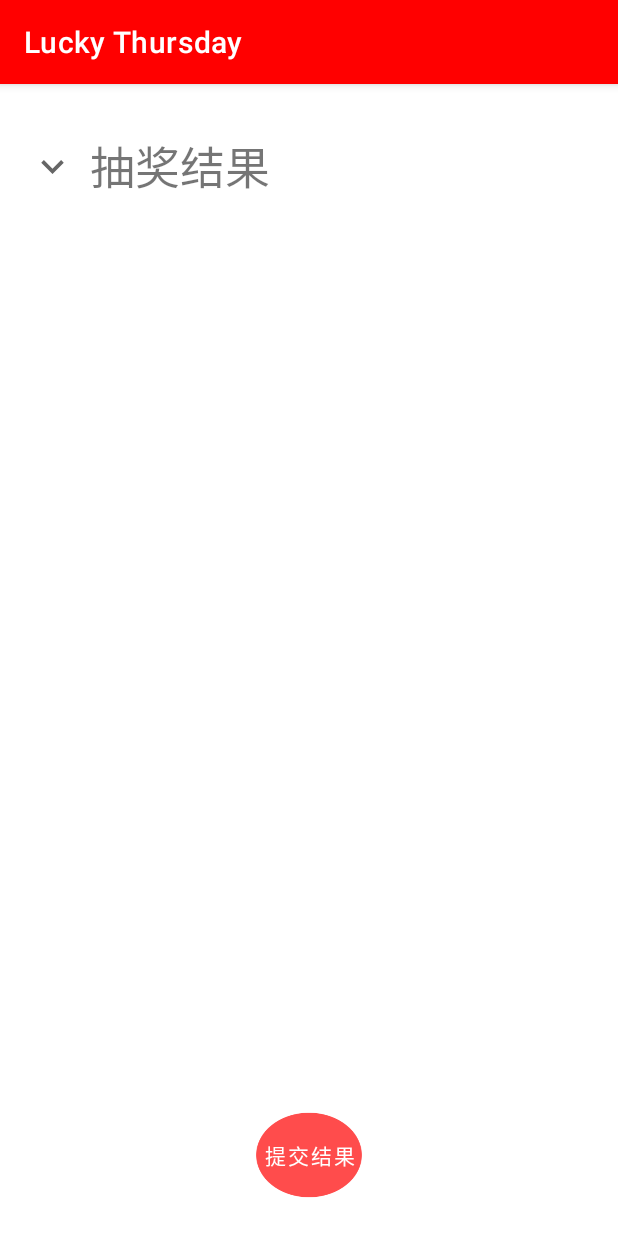
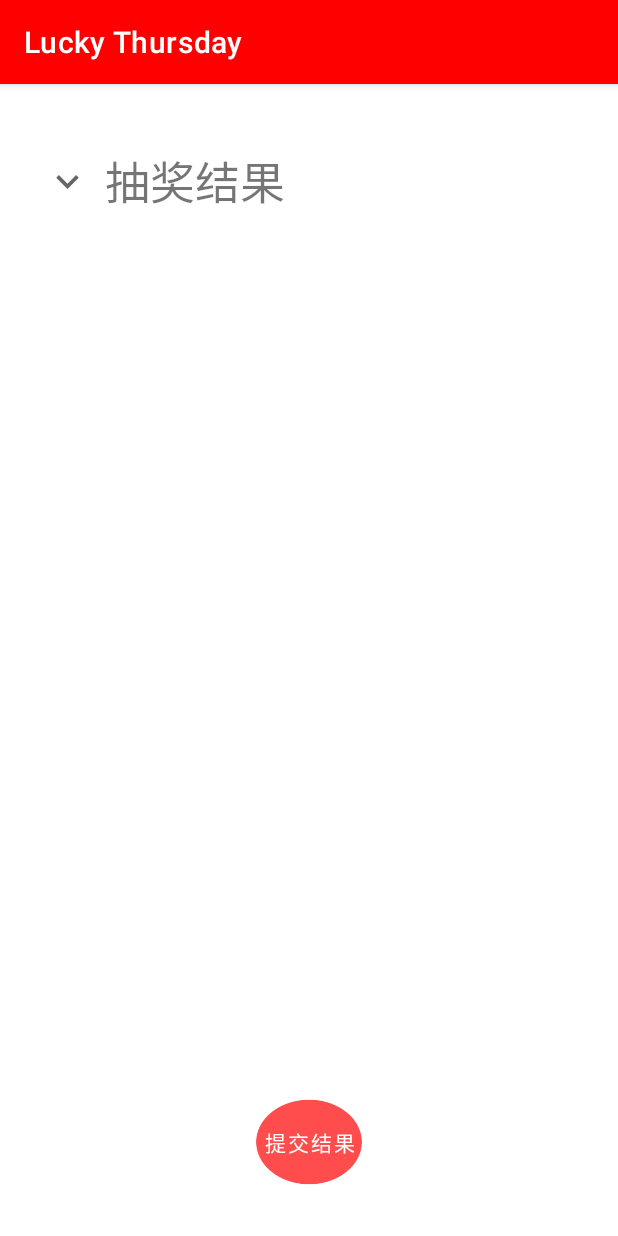
Before and after one commit to laosan-lien/LottoryApp, an Android app: the WinnersActivity screen opened directly, with no data from a screen before it, on a phone screen of 412 x 824 dp. Run offline under Robolectric (Android 15) with nearby library versions, the phone set to English and light mode, and no system bars; 1 statement that could not run was skipped.

Commit message:
adjust margin of the winners_result

```diff
--- a/app/src/main/java/com/loasan/lucky/network/ServiceCreator.kt
+++ b/app/src/main/java/com/loasan/lucky/network/ServiceCreator.kt
@@ -6,8 +6,8 @@ import retrofit2.converter.gson.GsonConverterFactory
 private const val TAG = "Luck:ServiceCreator"
 
 object ServiceCreator {
-    private const val BASE_URL = "http://172.23.73.187:5000/"
-//    private const val BASE_URL = "http://192.168.101.15:5000/"
+//    private const val BASE_URL = "http://172.23.73.187:5000/"//公司
+    private const val BASE_URL = "http://192.168.101.15:5000/"//家里
 
     private val retrofit: Retrofit = Retrofit.Builder()
         .baseUrl(BASE_URL)
--- a/app/src/main/res/layout/activity_winner_result.xml
+++ b/app/src/main/res/layout/activity_winner_result.xml
@@ -4,6 +4,7 @@
     android:layout_width="match_parent"
     android:layout_height="match_parent"
     android:orientation="vertical"
+    android:layout_margin="10dp"
     tools:context=".WinnersActivity">
 
     <LinearLayout
```
